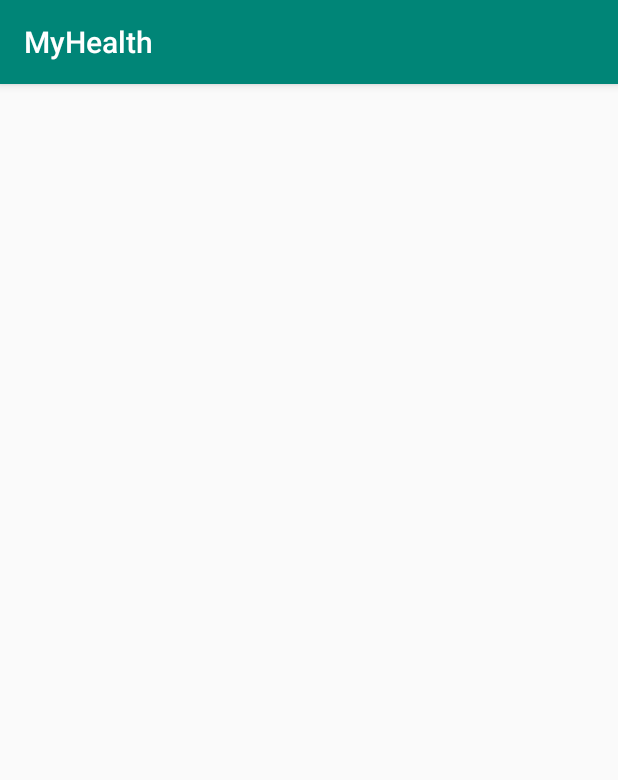
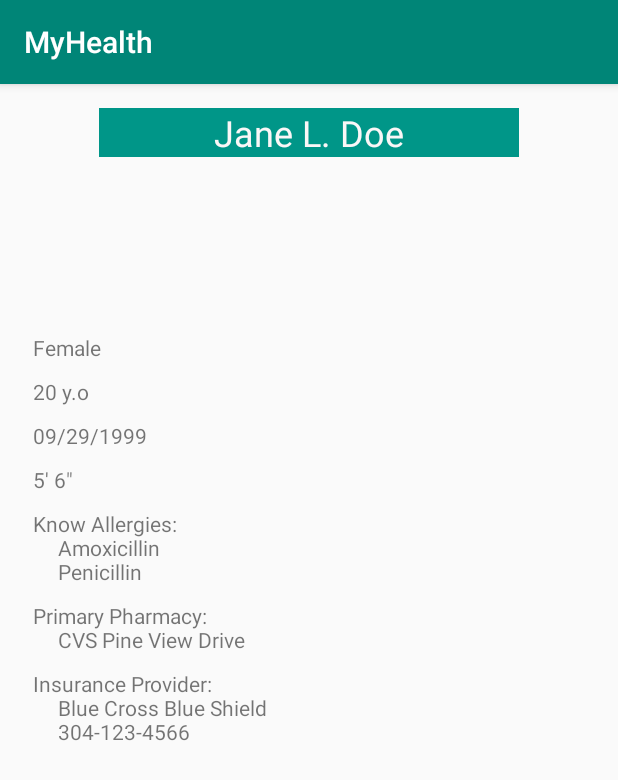
Before and after one commit to chelseyrandolph/MyHealth, an Android app: the PatientChartActivity screen opened directly, with no data from a screen before it, on a phone screen of 412 x 824 dp. Shown: the top 780 px of the screen. Run offline under Robolectric (Android 15) with nearby library versions, the light colour scheme and no system bars.

Commit message:
Made Patient Chart Screen

```diff
--- a/app/src/main/res/layout/activity_clinic_locator.xml
+++ b/app/src/main/res/layout/activity_clinic_locator.xml
@@ -4,6 +4,4 @@
     xmlns:tools="http://schemas.android.com/tools"
     android:layout_width="match_parent"
     android:layout_height="match_parent"
-    tools:context=".ui.medical.ClinicLocatorActivity">
-
-</androidx.constraintlayout.widget.ConstraintLayout>
+    tools:context=".ui.medical.ClinicLocatorActivity"/>
--- a/app/src/main/res/layout/activity_patient_chart.xml
+++ b/app/src/main/res/layout/activity_patient_chart.xml
@@ -4,6 +4,100 @@
     xmlns:tools="http://schemas.android.com/tools"
     android:layout_width="match_parent"
     android:layout_height="match_parent"
+    android:nestedScrollingEnabled="false"
+    android:outlineProvider="none"
     tools:context=".ui.medical.PatientChartActivity">
 
+    <EditText
+        android:id="@+id/patientName"
+        android:layout_width="wrap_content"
+        android:layout_height="wrap_content"
+        android:layout_marginStart="24dp"
+        android:layout_marginTop="16dp"
+        android:layout_marginEnd="24dp"
+        android:autofillHints=""
+        android:background="#009688"
+        android:ems="10"
+        android:inputType="textPersonName"
+        android:text="Jane L. Doe"
+        android:textAlignment="center"
+        android:textAppearance="@style/TextAppearance.AppCompat.Medium"
+        android:textColor="#FAF7F7"
+        android:textSize="24sp"
+        app:layout_constraintEnd_toEndOf="parent"
+        app:layout_constraintStart_toStartOf="parent"
+        app:layout_constraintTop_toTopOf="parent" />
+
+    <LinearLayout
+        android:layout_width="404dp"
+        android:layout_height="521dp"
+        android:layout_marginStart="24dp"
+        android:layout_marginTop="16dp"
+        android:layout_marginEnd="24dp"
+        android:divider="@android:drawable/divider_horizontal_bright"
+        android:dividerPadding="@dimen/list_padding"
+        android:orientation="vertical"
+        app:layout_constraintBottom_toBottomOf="parent"
+        app:layout_constraintEnd_toEndOf="parent"
+        app:layout_constraintStart_toStartOf="parent"
+        app:layout_constraintTop_toBottomOf="@+id/patientName">
+
+        <TextView
+            android:id="@+id/gender"
+            android:layout_width="match_parent"
+            android:layout_height="wrap_content"
+            android:layout_marginStart="18dp"
+            android:layout_marginTop="10dp"
+            android:text="Female" />
+
+        <TextView
+            android:id="@+id/age"
+            android:layout_width="375dp"
+            android:layout_height="wrap_content"
+            android:layout_marginStart="18dp"
+            android:layout_marginTop="10dp"
+            android:text="20 y.o" />
+
+        <TextView
+            android:id="@+id/DOB"
+            android:layout_width="match_parent"
+            android:layout_height="wrap_content"
+            android:layout_marginStart="18dp"
+            android:layout_marginTop="10dp"
+            android:text="09/29/1999" />
+
+        <TextView
+            android:id="@+id/height"
+            android:layout_width="match_parent"
+            android:layout_height="wrap_content"
+            android:layout_marginStart="18dp"
+            android:layout_marginTop="10dp"
+            android:text="5' 6&quot;" />
+
+        <TextView
+            android:id="@+id/knownAllergies"
+            android:layout_width="match_parent"
+            android:layout_height="wrap_content"
+            android:layout_marginStart="18dp"
+            android:layout_marginTop="10dp"
+            android:text="Know Allergies:\n\t Amoxicillin\n\t Penicillin" />
+
+        <TextView
+            android:id="@+id/primaryPharmacy"
+            android:layout_width="match_parent"
+            android:layout_height="wrap_content"
+            android:layout_marginStart="18dp"
+            android:layout_marginTop="10dp"
+            android:text="Primary Pharmacy:\n\t CVS Pine View Drive" />
+
+        <TextView
+            android:id="@+id/insuranceInfo"
+            android:layout_width="match_parent"
+            android:layout_height="wrap_content"
+            android:layout_marginStart="18dp"
+            android:layout_marginTop="10dp"
+            android:text="Insurance Provider: \n\t Blue Cross Blue Shield\n\t 304-123-4566" />
+
+    </LinearLayout>
+
 </androidx.constraintlayout.widget.ConstraintLayout>
--- a/app/src/main/res/values/dimens.xml
+++ b/app/src/main/res/values/dimens.xml
@@ -5,4 +5,5 @@
     <dimen name="appbar_padding">16dp</dimen>
     <dimen name="fab_margin">16dp</dimen>
     <dimen name="appbar_padding_top">8dp</dimen>
+    <dimen name="list_padding">10dp</dimen>
 </resources>
--- a/app/src/main/res/values/strings.xml
+++ b/app/src/main/res/values/strings.xml
@@ -16,5 +16,6 @@
     <string name="medical">Medical</string>
     <string name="lifestyle">lifestyle</string>
     <string name="profile">Profile</string>
+    <string name="female">Female</string>
 
 </resources>
```
